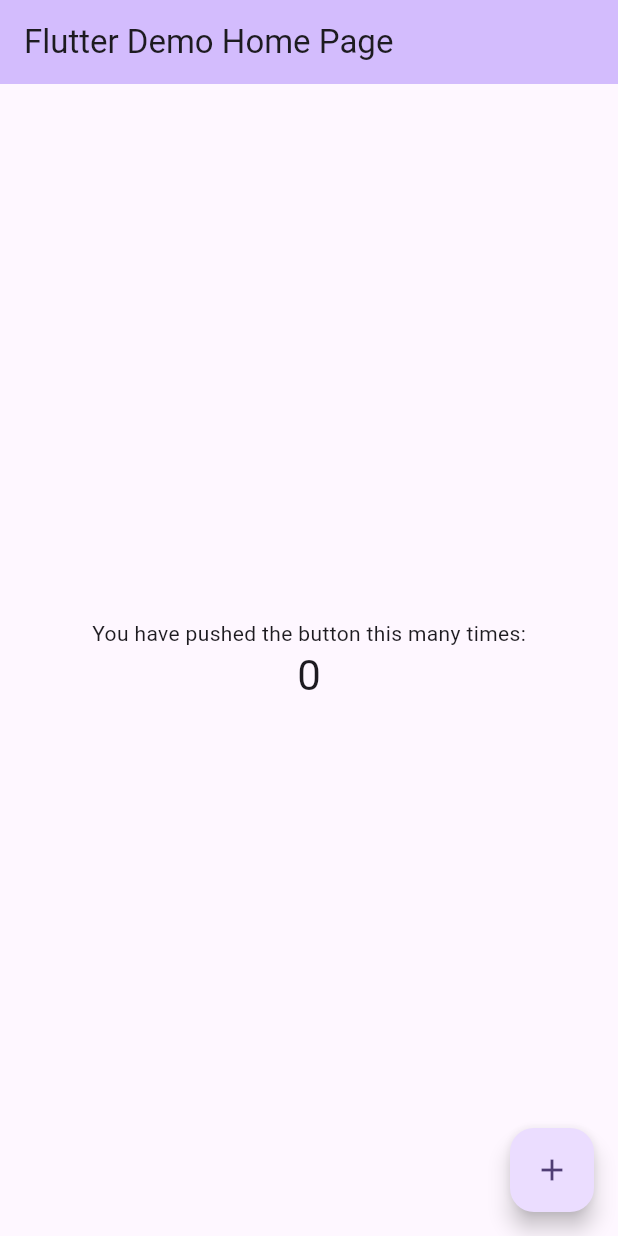
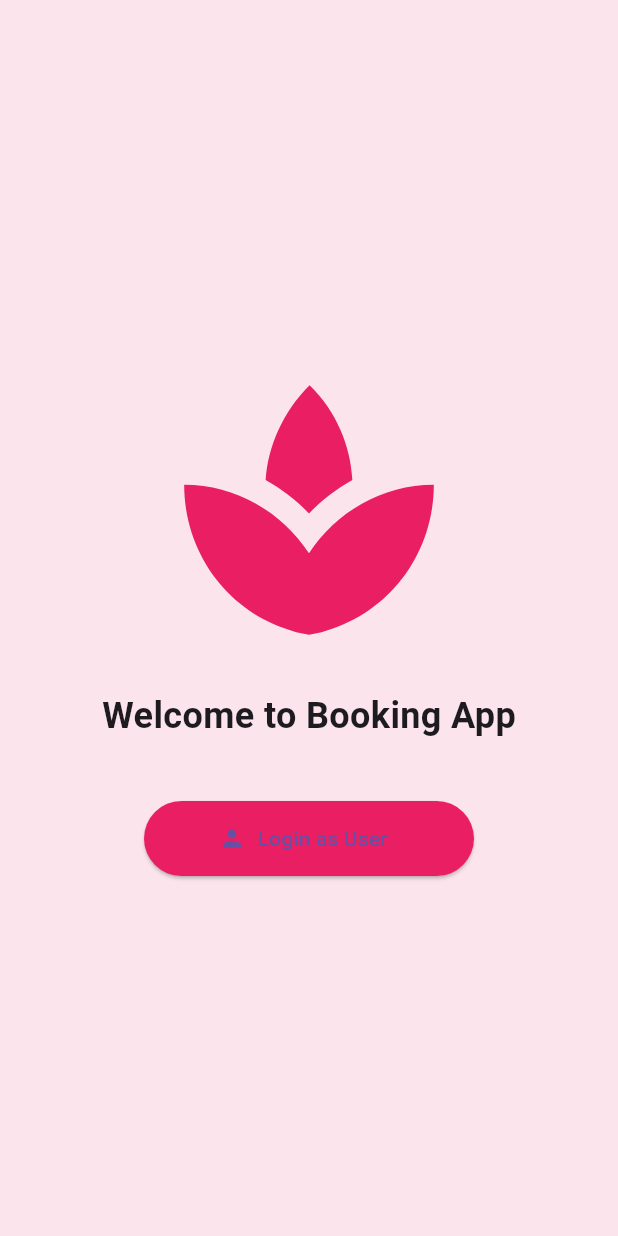
Before and after one commit to Pintucsc22/booking_app, a Flutter app: the screen it shows after launch, on a phone screen of 412 x 824 dp. Run offline on Flutter 3.47's test engine with Material 3 defaults, Android fonts, the phone set to English and light mode, and no system bars.

Commit message:
first commit in dev branch

```diff
--- /dev/null
+++ b/lib/customer_login.dart
@@ -0,0 +1,28 @@
+import 'package:flutter/material.dart';
+class CustomerLogin extends StatelessWidget {
+    const CustomerLogin({super.key});
+
+    @override
+    Widget build(BuildContext context) {
+        return Scaffold(
+        appBar: AppBar(title: const Text('Customer Login')),
+        body: Center(
+            child: Column (
+                mainAxisAlignment:MainAxisAlignment.center,
+                children: [
+                    const Text('Customer Login Page', style: TextStyle(fontSize: 22, fontWeight: FontWeight.bold)),
+                    const SizedBox(height: 20),
+                    ElevatedButton(
+                        onPressed: () {
+                            ScaffoldMessenger.of(context).showSnackBar(
+                                const SnackBar(content: Text('Login functionality not implemented yet'))
+                            );
+                        },
+                        child: const Text('Login/SignUp'),
+                    ),
+                ],
+            ),
+        ),
+    );
+    }
+}
--- a/lib/main.dart
+++ b/lib/main.dart
@@ -1,122 +1,79 @@
 import 'package:flutter/material.dart';
+import 'customer_login.dart';
+// import 'admin_login.dart';
 
 void main() {
-  runApp(const MyApp());
+  runApp(const BookingApp());
 }
 
-class MyApp extends StatelessWidget {
-  const MyApp({super.key});
+class BookingApp extends StatelessWidget {
+  const BookingApp({super.key});
 
-  // This widget is the root of your application.
   @override
   Widget build(BuildContext context) {
     return MaterialApp(
-      title: 'Flutter Demo',
-      theme: ThemeData(
-        // This is the theme of your application.
-        //
-        // TRY THIS: Try running your application with "flutter run". You'll see
-        // the application has a purple toolbar. Then, without quitting the app,
-        // try changing the seedColor in the colorScheme below to Colors.green
-        // and then invoke "hot reload" (save your changes or press the "hot
-        // reload" button in a Flutter-supported IDE, or press "r" if you used
-        // the command line to start the app).
-        //
-        // Notice that the counter didn't reset back to zero; the application
-        // state is not lost during the reload. To reset the state, use hot
-        // restart instead.
-        //
-        // This works for code too, not just values: Most code changes can be
-        // tested with just a hot reload.
-        colorScheme: ColorScheme.fromSeed(seedColor: Colors.deepPurple),
-      ),
-      home: const MyHomePage(title: 'Flutter Demo Home Page'),
+      title: 'Booking App',
+      debugShowCheckedModeBanner: false,
+      theme: ThemeData(primarySwatch: Colors.pink),
+      home: const HomePage(), // ✅ Correct place
     );
   }
 }
 
-class MyHomePage extends StatefulWidget {
-  const MyHomePage({super.key, required this.title});
-
-  // This widget is the home page of your application. It is stateful, meaning
-  // that it has a State object (defined below) that contains fields that affect
-  // how it looks.
-
-  // This class is the configuration for the state. It holds the values (in this
-  // case the title) provided by the parent (in this case the App widget) and
-  // used by the build method of the State. Fields in a Widget subclass are
-  // always marked "final".
-
-  final String title;
-
-  @override
-  State<MyHomePage> createState() => _MyHomePageState();
-}
-
-class _MyHomePageState extends State<MyHomePage> {
-  int _counter = 0;
-
-  void _incrementCounter() {
-    setState(() {
-      // This call to setState tells the Flutter framework that something has
-      // changed in this State, which causes it to rerun the build method below
-      // so that the display can reflect the updated values. If we changed
-      // _counter without calling setState(), then the build method would not be
-      // called again, and so nothing would appear to happen.
-      _counter++;
-    });
-  }
+class HomePage extends StatelessWidget {
+  const HomePage({super.key});
 
   @override
   Widget build(BuildContext context) {
-    // This method is rerun every time setState is called, for instance as done
-    // by the _incrementCounter method above.
-    //
-    // The Flutter framework has been optimized to make rerunning build methods
-    // fast, so that you can just rebuild anything that needs updating rather
-    // than having to individually change instances of widgets.
     return Scaffold(
-      appBar: AppBar(
-        // TRY THIS: Try changing the color here to a specific color (to
-        // Colors.amber, perhaps?) and trigger a hot reload to see the AppBar
-        // change color while the other colors stay the same.
-        backgroundColor: Theme.of(context).colorScheme.inversePrimary,
-        // Here we take the value from the MyHomePage object that was created by
-        // the App.build method, and use it to set our appbar title.
-        title: Text(widget.title),
-      ),
+      backgroundColor: Colors.pink[50],
       body: Center(
-        // Center is a layout widget. It takes a single child and positions it
-        // in the middle of the parent.
         child: Column(
-          // Column is also a layout widget. It takes a list of children and
-          // arranges them vertically. By default, it sizes itself to fit its
-          // children horizontally, and tries to be as tall as its parent.
-          //
-          // Column has various properties to control how it sizes itself and
-          // how it positions its children. Here we use mainAxisAlignment to
-          // center the children vertically; the main axis here is the vertical
-          // axis because Columns are vertical (the cross axis would be
-          // horizontal).
-          //
-          // TRY THIS: Invoke "debug painting" (choose the "Toggle Debug Paint"
-          // action in the IDE, or press "p" in the console), to see the
-          // wireframe for each widget.
-          mainAxisAlignment: MainAxisAlignment.center,
-          children: <Widget>[
-            const Text('You have pushed the button this many times:'),
-            Text(
-              '$_counter',
-              style: Theme.of(context).textTheme.headlineMedium,
+          mainAxisAlignment: MainAxisAlignment.center, // center children vertically
+          children: [
+            const Icon(Icons.spa, size: 200, color: Colors.pink),
+            const SizedBox(height: 20),
+            const Text(
+              'Welcome to Booking App',
+              style: TextStyle(fontSize: 24, fontWeight: FontWeight.bold),
             ),
+            const SizedBox(height: 40),
+            ElevatedButton.icon(
+              icon: const Icon(Icons.person),
+              label: const Text('Login as User'),
+              style: ElevatedButton.styleFrom(
+                backgroundColor: Colors.pink,
+                minimumSize: const Size(220, 50),
+              ),
+              onPressed: () {
+                Navigator.push(
+                  context,
+                  MaterialPageRoute(
+                    builder: (context) => const CustomerLogin()
+                  ),
+                );
+              }
+            ),
+            // const SizedBox(height:20),
+            // ElevatedButton.icon(
+            //   icon: const Icon(Icons.store),
+            //   label: const Text("Login as a Admin"),
+            //   style: ElevatedButton.styleFrom(
+            //     backgroundColor:Colors.black,
+            //     minimumSize: const Size(220,50)
+            //   ),
+            //   onPressed: () {
+            //     Navigator.push(
+            //       context,
+            //       MaterialPageRoute(
+            //         builder: (context) => const AdminLogin()
+            //       ),
+            //     );
+            //   }
+            // )
           ],
         ),
       ),
-      floatingActionButton: FloatingActionButton(
-        onPressed: _incrementCounter,
-        tooltip: 'Increment',
-        child: const Icon(Icons.add),
-      ), // This trailing comma makes auto-formatting nicer for build methods.
     );
   }
 }
```
Also changed, not shown: pubspec.yaml (+7 -0 lines), pubspec.lock, 6 other files.
